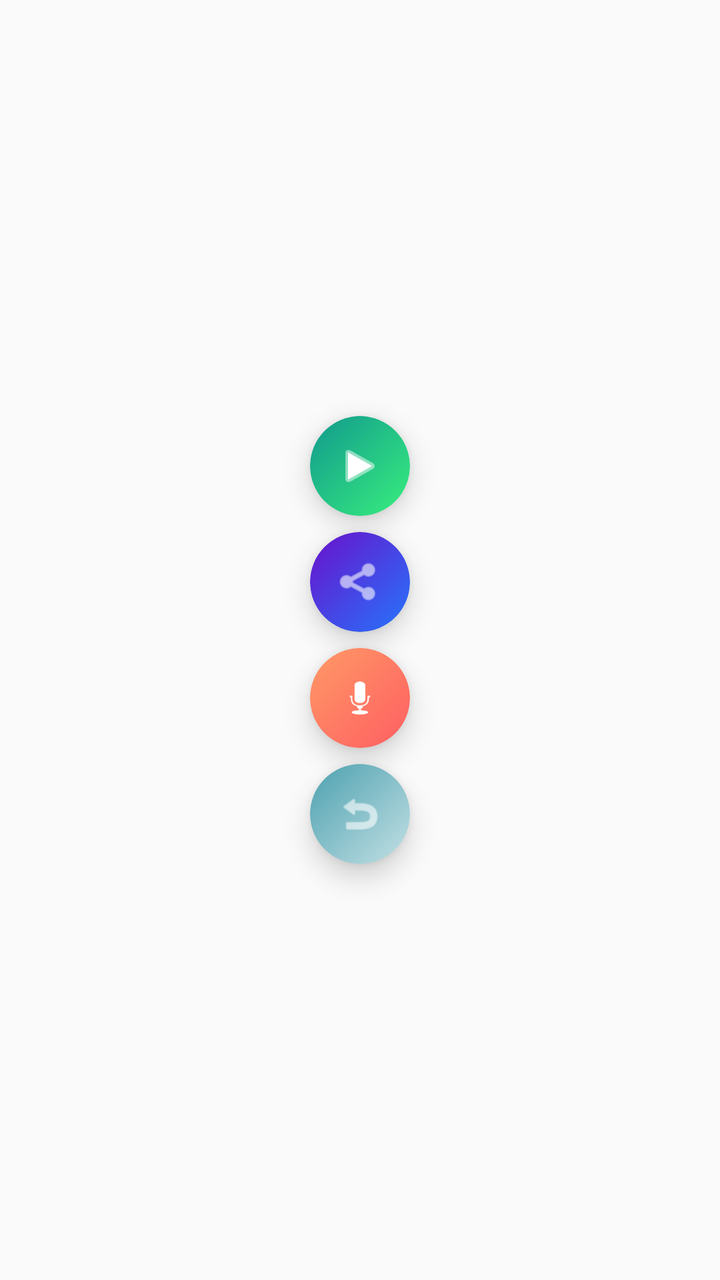
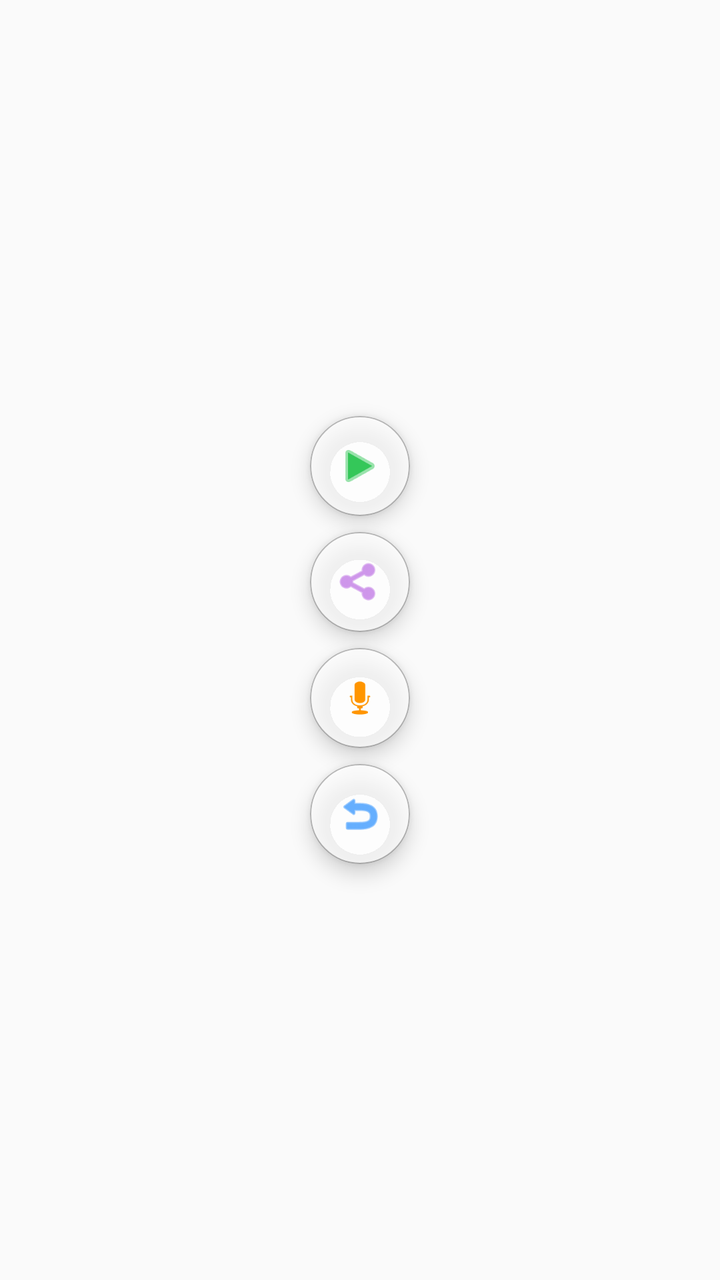

An Android layout rendered at two revisions. The XML below is the earlier revision; the diff shows what the commit changed to produce the second picture.
<!-- AndroidManifest.xml: application theme Theme.AppCompat.Light.DarkActionBar -->
<!-- res/layout/overlay_bubble.xml -->
<?xml version="1.0" encoding="utf-8"?>
<LinearLayout xmlns:android="http://schemas.android.com/apk/res/android"
    xmlns:app="http://schemas.android.com/apk/res-auto"
    android:id="@+id/floatingRoot"
    android:layout_width="56dp"
    android:layout_height="240dp"
    android:orientation="vertical"
    android:gravity="center">

    
    <androidx.cardview.widget.CardView
        android:layout_width="50dp"
        android:layout_height="50dp"
        android:layout_marginBottom="4dp"
        app:cardCornerRadius="25dp"
        app:cardElevation="8dp"
        app:cardBackgroundColor="@android:color/transparent">

        <FrameLayout
            android:id="@+id/iconBackground"
            android:layout_width="match_parent"
            android:layout_height="match_parent"
            android:background="@drawable/bg_floating_play">

            <ImageView
                android:id="@+id/iconImage"
                android:layout_width="24dp"
                android:layout_height="24dp"
                android:layout_gravity="center"
                android:src="@android:drawable/ic_media_play"
                app:tint="@android:color/white" />
        </FrameLayout>
    </androidx.cardview.widget.CardView>

    
    <androidx.cardview.widget.CardView
        android:layout_width="50dp"
        android:layout_height="50dp"
        android:layout_marginTop="4dp"
        android:layout_marginBottom="4dp"
        app:cardCornerRadius="25dp"
        app:cardElevation="8dp"
        app:cardBackgroundColor="@android:color/transparent">

        <FrameLayout
            android:id="@+id/shareBackground"
            android:layout_width="match_parent"
            android:layout_height="match_parent"
            android:background="@drawable/bg_floating_share">

            <ImageView
                android:id="@+id/shareImage"
                android:layout_width="24dp"
                android:layout_height="24dp"
                android:layout_gravity="center"
                android:src="@android:drawable/ic_menu_share"
                app:tint="@android:color/white" />
        </FrameLayout>
    </androidx.cardview.widget.CardView>

    
    <androidx.cardview.widget.CardView
        android:layout_width="50dp"
        android:layout_height="50dp"
        android:layout_marginTop="4dp"
        android:layout_marginBottom="4dp"
        app:cardCornerRadius="25dp"
        app:cardElevation="8dp"
        app:cardBackgroundColor="@android:color/transparent">

        <FrameLayout
            android:id="@+id/micBackground"
            android:layout_width="match_parent"
            android:layout_height="match_parent"
            android:background="@drawable/bg_floating_mic">

            <ImageView
                android:id="@+id/micImage"
                android:layout_width="24dp"
                android:layout_height="24dp"
                android:layout_gravity="center"
                android:src="@android:drawable/ic_btn_speak_now"
                app:tint="@android:color/white" />
        </FrameLayout>
    </androidx.cardview.widget.CardView>

    
    <androidx.cardview.widget.CardView
        android:layout_width="50dp"
        android:layout_height="50dp"
        android:layout_marginTop="4dp"
        app:cardCornerRadius="25dp"
        app:cardElevation="8dp"
        app:cardBackgroundColor="@android:color/transparent">

        <FrameLayout
            android:id="@+id/backBackground"
            android:layout_width="match_parent"
            android:layout_height="match_parent"
            android:background="@drawable/bg_floating_back">

            <ImageView
                android:id="@+id/backImage"
                android:layout_width="24dp"
                android:layout_height="24dp"
                android:layout_gravity="center"
                android:src="@android:drawable/ic_menu_revert"
                app:tint="@android:color/white" />
        </FrameLayout>
    </androidx.cardview.widget.CardView>

</LinearLayout>
<!-- resources referenced by this layout -->
<resources>
  <!-- drawable bg_floating_back (drawable) -->
  <?xml version="1.0" encoding="utf-8"?>
  <shape xmlns:android="http://schemas.android.com/apk/res/android"
      android:shape="oval">
      <gradient
          android:angle="135"
          android:endColor="#4ca1af"
          android:startColor="#c4e0e5"
          android:type="linear" />
  </shape>
  <!-- drawable bg_floating_mic (drawable) -->
  <?xml version="1.0" encoding="utf-8"?>
  <shape xmlns:android="http://schemas.android.com/apk/res/android"
      android:shape="oval">
      <gradient
          android:angle="135"
          android:endColor="#ff9966"
          android:startColor="#ff5e62"
          android:type="linear" />
  </shape>
  <!-- drawable bg_floating_play (drawable) -->
  <?xml version="1.0" encoding="utf-8"?>
  <shape xmlns:android="http://schemas.android.com/apk/res/android"
      android:shape="oval">
      <gradient
          android:angle="135"
          android:endColor="#11998e"
          android:startColor="#38ef7d"
          android:type="linear" />
  </shape>
  <!-- drawable bg_floating_share (drawable) -->
  <?xml version="1.0" encoding="utf-8"?>
  <shape xmlns:android="http://schemas.android.com/apk/res/android"
      android:shape="oval">
      <gradient
          android:angle="135"
          android:endColor="#6a11cb"
          android:startColor="#2575fc"
          android:type="linear" />
  </shape>
</resources>

<!-- the commit's change to res/layout/overlay_bubble.xml (unified diff, before → after) -->
@@ -13,14 +13,14 @@
         android:layout_height="50dp"
         android:layout_marginBottom="4dp"
         app:cardCornerRadius="25dp"
-        app:cardElevation="8dp"
+        app:cardElevation="6dp"
         app:cardBackgroundColor="@android:color/transparent">
 
         <FrameLayout
             android:id="@+id/iconBackground"
             android:layout_width="match_parent"
             android:layout_height="match_parent"
-            android:background="@drawable/bg_floating_play">
+            android:background="@drawable/bg_floating_minimal">
 
             <ImageView
                 android:id="@+id/iconImage"
@@ -28,7 +28,7 @@
                 android:layout_height="24dp"
                 android:layout_gravity="center"
                 android:src="@android:drawable/ic_media_play"
-                app:tint="@android:color/white" />
+                app:tint="#34C759" /> 
         </FrameLayout>
     </androidx.cardview.widget.CardView>
 
@@ -39,14 +39,14 @@
         android:layout_marginTop="4dp"
         android:layout_marginBottom="4dp"
         app:cardCornerRadius="25dp"
-        app:cardElevation="8dp"
+        app:cardElevation="6dp"
         app:cardBackgroundColor="@android:color/transparent">
 
         <FrameLayout
             android:id="@+id/shareBackground"
             android:layout_width="match_parent"
             android:layout_height="match_parent"
-            android:background="@drawable/bg_floating_share">
+            android:background="@drawable/bg_floating_minimal">
 
             <ImageView
                 android:id="@+id/shareImage"
@@ -54,7 +54,7 @@
                 android:layout_height="24dp"
                 android:layout_gravity="center"
                 android:src="@android:drawable/ic_menu_share"
-                app:tint="@android:color/white" />
+                app:tint="#AF52DE" />
         </FrameLayout>
     </androidx.cardview.widget.CardView>
 
@@ -65,14 +65,14 @@
         android:layout_marginTop="4dp"
         android:layout_marginBottom="4dp"
         app:cardCornerRadius="25dp"
-        app:cardElevation="8dp"
+        app:cardElevation="6dp"
         app:cardBackgroundColor="@android:color/transparent">
 
         <FrameLayout
             android:id="@+id/micBackground"
             android:layout_width="match_parent"
             android:layout_height="match_parent"
-            android:background="@drawable/bg_floating_mic">
+            android:background="@drawable/bg_floating_minimal">
 
             <ImageView
                 android:id="@+id/micImage"
@@ -80,7 +80,7 @@
                 android:layout_height="24dp"
                 android:layout_gravity="center"
                 android:src="@android:drawable/ic_btn_speak_now"
-                app:tint="@android:color/white" />
+                app:tint="#FF9500" />
         </FrameLayout>
     </androidx.cardview.widget.CardView>
 
@@ -90,14 +90,14 @@
         android:layout_height="50dp"
         android:layout_marginTop="4dp"
         app:cardCornerRadius="25dp"
-        app:cardElevation="8dp"
+        app:cardElevation="6dp"
         app:cardBackgroundColor="@android:color/transparent">
 
         <FrameLayout
             android:id="@+id/backBackground"
             android:layout_width="match_parent"
             android:layout_height="match_parent"
-            android:background="@drawable/bg_floating_back">
+            android:background="@drawable/bg_floating_minimal">
 
             <ImageView
                 android:id="@+id/backImage"
@@ -105,7 +105,7 @@
                 android:layout_height="24dp"
                 android:layout_gravity="center"
                 android:src="@android:drawable/ic_menu_revert"
-                app:tint="@android:color/white" />
+                app:tint="#007AFF" />
         </FrameLayout>
     </androidx.cardview.widget.CardView>
 
<!-- resource entries referenced after the edit -->
@@ -1,44 +1,15 @@
 <!-- resources referenced by this layout -->
 <resources>
-  <!-- drawable bg_floating_back (drawable) -->
+  <!-- drawable bg_floating_minimal (drawable) -->
   <?xml version="1.0" encoding="utf-8"?>
   <shape xmlns:android="http://schemas.android.com/apk/res/android"
       android:shape="oval">
-      <gradient
-          android:angle="135"
-          android:endColor="#4ca1af"
-          android:startColor="#c4e0e5"
-          android:type="linear" />
-  </shape>
-  <!-- drawable bg_floating_mic (drawable) -->
-  <?xml version="1.0" encoding="utf-8"?>
-  <shape xmlns:android="http://schemas.android.com/apk/res/android"
-      android:shape="oval">
-      <gradient
-          android:angle="135"
-          android:endColor="#ff9966"
-          android:startColor="#ff5e62"
-          android:type="linear" />
-  </shape>
-  <!-- drawable bg_floating_play (drawable) -->
-  <?xml version="1.0" encoding="utf-8"?>
-  <shape xmlns:android="http://schemas.android.com/apk/res/android"
-      android:shape="oval">
-      <gradient
-          android:angle="135"
-          android:endColor="#11998e"
-          android:startColor="#38ef7d"
-          android:type="linear" />
-  </shape>
-  <!-- drawable bg_floating_share (drawable) -->
-  <?xml version="1.0" encoding="utf-8"?>
-  <shape xmlns:android="http://schemas.android.com/apk/res/android"
-      android:shape="oval">
-      <gradient
-          android:angle="135"
-          android:endColor="#6a11cb"
-          android:startColor="#2575fc"
-          android:type="linear" />
+      
+      <solid android:color="#B3FFFFFF" />
+      
+      <stroke
+          android:width="0.5dp"
+          android:color="#40000000" />
   </shape>
 </resources>
 
